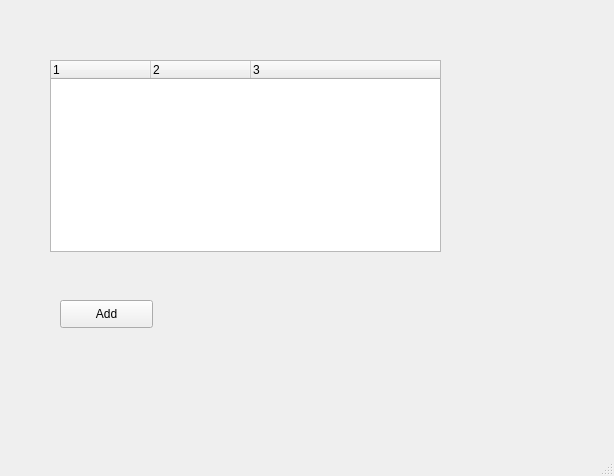
Before: the Qt Designer form lab2/mainwindow.ui in Raikils/K-28_Ivan_Murzin_lab, drawn with Qt 5.
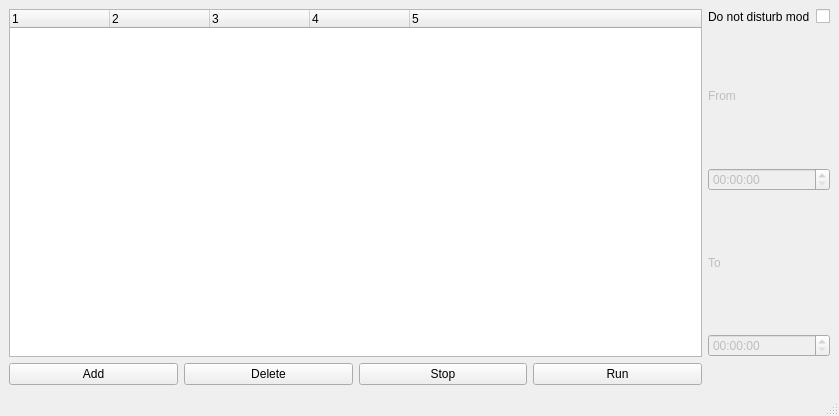
After: the same form once the commit is applied.

```diff
--- a/lab2/mainwindow.ui
+++ b/lab2/mainwindow.ui
@@ -6,25 +6,19 @@
    <rect>
     <x>0</x>
     <y>0</y>
-    <width>614</width>
-    <height>476</height>
+    <width>839</width>
+    <height>416</height>
    </rect>
   </property>
   <property name="windowTitle">
    <string>MainWindow</string>
   </property>
   <widget class="QWidget" name="centralwidget">
+   <layout class="QGridLayout" name="gridLayout">
+    <item row="0" column="0" rowspan="2">
    <widget class="QTreeWidget" name="treeWidget">
-    <property name="geometry">
-     <rect>
-      <x>50</x>
-      <y>60</y>
-      <width>391</width>
-      <height>192</height>
-     </rect>
-    </property>
     <property name="columnCount">
-     <number>3</number>
+       <number>5</number>
     </property>
     <column>
      <property name="text">
@@ -41,20 +35,107 @@
       <string notr="true">3</string>
      </property>
     </column>
-   </widget>
+      <column>
+       <property name="text">
+        <string notr="true">4</string>
+       </property>
+      </column>
+      <column>
+       <property name="text">
+        <string notr="true">5</string>
+       </property>
+      </column>
+     </widget>
+    </item>
+    <item row="0" column="1">
+     <layout class="QHBoxLayout" name="horizontalLayout">
+      <item>
+       <widget class="QLabel" name="label">
+        <property name="text">
+         <string>Do not disturb mod</string>
+        </property>
+       </widget>
+      </item>
+      <item>
+       <widget class="QCheckBox" name="checkBox">
+        <property name="text">
+         <string/>
+        </property>
+       </widget>
+      </item>
+     </layout>
+    </item>
+    <item row="1" column="1">
+     <layout class="QVBoxLayout" name="verticalLayout">
+      <item>
+       <widget class="QLabel" name="label_from">
+        <property name="enabled">
+         <bool>false</bool>
+        </property>
+        <property name="text">
+         <string>From</string>
+        </property>
+       </widget>
+      </item>
+      <item>
+       <widget class="QTimeEdit" name="timeEditFrom">
+        <property name="enabled">
+         <bool>false</bool>
+        </property>
+       </widget>
+      </item>
+      <item>
+       <widget class="QLabel" name="label_to">
+        <property name="enabled">
+         <bool>false</bool>
+        </property>
+        <property name="text">
+         <string>To</string>
+        </property>
+       </widget>
+      </item>
+      <item>
+       <widget class="QTimeEdit" name="timeEditTo">
+        <property name="enabled">
+         <bool>false</bool>
+        </property>
+       </widget>
+      </item>
+     </layout>
+    </item>
+    <item row="2" column="0">
+     <layout class="QHBoxLayout" name="horizontalLayout_2">
+      <item>
    <widget class="QPushButton" name="AddButton">
-    <property name="geometry">
-     <rect>
-      <x>60</x>
-      <y>300</y>
-      <width>93</width>
-      <height>28</height>
-     </rect>
-    </property>
     <property name="text">
      <string>Add</string>
     </property>
    </widget>
+      </item>
+      <item>
+       <widget class="QPushButton" name="delButton">
+        <property name="text">
+         <string>Delete</string>
+        </property>
+       </widget>
+      </item>
+      <item>
+       <widget class="QPushButton" name="StopButton">
+        <property name="text">
+         <string>Stop</string>
+        </property>
+       </widget>
+      </item>
+      <item>
+       <widget class="QPushButton" name="RunButton">
+        <property name="text">
+         <string>Run</string>
+        </property>
+       </widget>
+      </item>
+     </layout>
+    </item>
+   </layout>
   </widget>
   <widget class="QMenuBar" name="menubar">
    <property name="geometry">
```
Left out of the diff: 4 changed lines with no effect on the pictures. Lines whose indentation alone changed are shown as unchanged.
